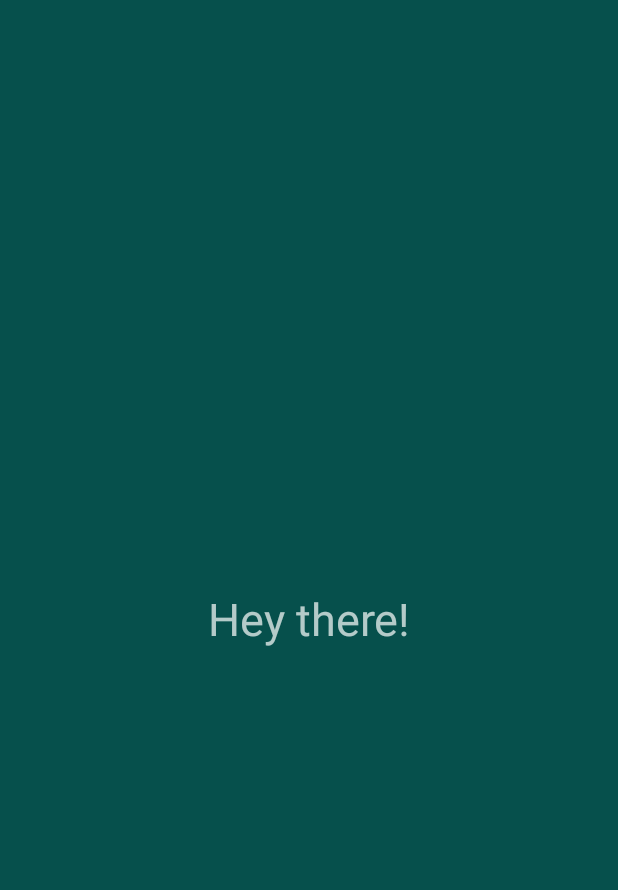
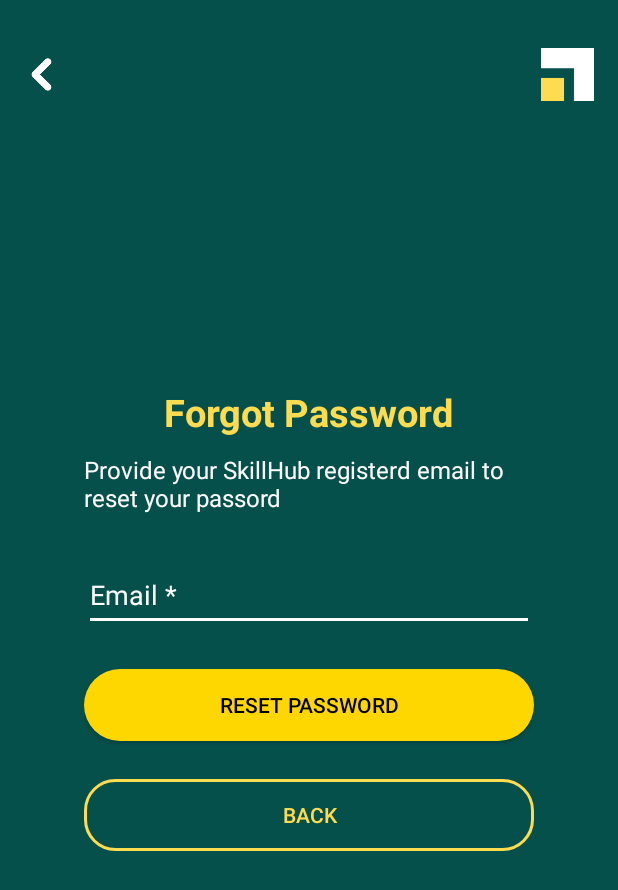
Before and after one commit to pavithrailankoon/skillshub, an Android app: the LoginActivity screen opened directly, with no data from a screen before it, after a tap on "Forgot Password?", on a phone screen of 412 x 824 dp. Shown: the top 890 px of the screen. Run offline under Robolectric (Android 15) with nearby library versions, the phone set to English and light mode, and no system bars; our stand-ins replace Firebase (no records; nobody signed in at launch, a user with empty details on screens opened directly).

Commit message:
Add ForgotPasswordActivity

```diff
--- a/app/src/main/AndroidManifest.xml
+++ b/app/src/main/AndroidManifest.xml
@@ -21,12 +21,16 @@
         android:theme="@style/Theme.Skillshub"
         tools:targetApi="31">
         <activity
+            android:name=".ForgotPasswordActivity"
+            android:exported="true" />
+        <activity
             android:name=".ChooseUserActivity"
             android:exported="true">
-                <intent-filter>
-                    <action android:name="android.intent.action.MAIN" />
-                    <category android:name="android.intent.category.LAUNCHER" />
-                </intent-filter>
+            <intent-filter>
+                <action android:name="android.intent.action.MAIN" />
+
+                <category android:name="android.intent.category.LAUNCHER" />
+            </intent-filter>
         </activity>
         <activity
             android:name=".ClientProfileActivity"
@@ -41,12 +45,8 @@
             android:name=".signupform.RegistrationControlActivity"
             android:exported="false" />
         <activity
-            android:name=".firebaseModel.TestFirebaseActivity"
-            android:exported="false" />
-        <activity
             android:name=".clientHome"
-            android:exported="true">
-        </activity>
+            android:exported="true"></activity>
 
         <provider
             android:name="androidx.core.content.FileProvider"
--- /dev/null
+++ b/app/src/main/java/com/example/skillshub/ForgotPasswordActivity.java
@@ -0,0 +1,93 @@
+package com.example.skillshub;
+
+import android.app.ProgressDialog;
+import android.content.Intent;
+import android.os.Bundle;
+import android.text.TextUtils;
+import android.util.Patterns;
+import android.view.View;
+import android.widget.Button;
+import android.widget.EditText;
+import android.widget.ProgressBar;
+import android.widget.Toast;
+
+import androidx.activity.EdgeToEdge;
+import androidx.annotation.NonNull;
+import androidx.appcompat.app.AppCompatActivity;
+import androidx.core.graphics.Insets;
+import androidx.core.view.ViewCompat;
+import androidx.core.view.WindowInsetsCompat;
+
+import com.example.skillshub.firebaseModel.FirebaseConnection;
+import com.google.android.gms.tasks.OnFailureListener;
+import com.google.android.gms.tasks.OnSuccessListener;
+import com.google.firebase.auth.FirebaseAuth;
+
+public class ForgotPasswordActivity extends AppCompatActivity {
+
+    private Button resetPwdButton, resetBackButton;
+    private EditText editEmail;
+    ProgressDialog progressDialog;
+
+    private FirebaseAuth auth;
+    String strEmail;
+
+    public ForgotPasswordActivity() {
+        this.auth = FirebaseConnection.getAuthInstance();
+    }
+
+    @Override
+    protected void onCreate(Bundle savedInstanceState) {
+        super.onCreate(savedInstanceState);
+        EdgeToEdge.enable(this);
+        setContentView(R.layout.activity_forgot_password);
+
+        progressDialog = new ProgressDialog(this);
+        editEmail = findViewById(R.id.resetpwd_email);
+        resetPwdButton = findViewById(R.id.resetpwd);
+        resetBackButton = findViewById(R.id.resetpwd_back);
+
+        resetPwdButton.setOnClickListener(new View.OnClickListener() {
+            @Override
+            public void onClick(View v) {
+                strEmail = editEmail.getText().toString().trim();
+                if (!TextUtils.isEmpty(strEmail) && Patterns.EMAIL_ADDRESS.matcher(strEmail).matches()){
+                    resetPassword();
+                }else{
+                    editEmail.setError("Enter valid email");
+                }
+            }
+        });
+
+        resetBackButton.setOnClickListener(new View.OnClickListener() {
+            @Override
+            public void onClick(View v) {
+                onBackPressed();
+            }
+        });
+    }
+
+    private void resetPassword(){
+        progressDialog.setTitle("Please Wait..");
+        progressDialog.setMessage("sending reset link...");
+        progressDialog.show();
+
+        auth.sendPasswordResetEmail(strEmail)
+                .addOnSuccessListener(new OnSuccessListener<Void>() {
+                    @Override
+                    public void onSuccess(Void unused) {
+                        Toast.makeText(ForgotPasswordActivity.this, "Reset password link has been sent to your registered email", Toast.LENGTH_LONG).show();
+                        Intent intent = new Intent(ForgotPasswordActivity.this, LoginActivity.class);
+                        finish();
+                }
+                })
+                .addOnFailureListener(new OnFailureListener() {
+                    @Override
+                    public void onFailure(@NonNull Exception e) {
+                        Toast.makeText(ForgotPasswordActivity.this, "Error: " + e.getMessage(), Toast.LENGTH_SHORT).show();
+                        progressDialog.cancel();
+                    }
+                });
+
+    }
+}
--- a/app/src/main/java/com/example/skillshub/LoginActivity.java
+++ b/app/src/main/java/com/example/skillshub/LoginActivity.java
@@ -56,7 +56,7 @@ public class LoginActivity extends AppCompatActivity {
             @Override
             public void onClick(View v) {
                 Toast.makeText(LoginActivity.this, "Forgot Password clicked", Toast.LENGTH_SHORT).show();
-                Intent intent = new Intent(LoginActivity.this, Home.class);
+                Intent intent = new Intent(LoginActivity.this, ForgotPasswordActivity.class);
                 startActivity(intent);
             }
         });
--- /dev/null
+++ b/app/src/main/res/drawable/button_yellow_outline.xml
@@ -0,0 +1,11 @@
+<?xml version="1.0" encoding="utf-8"?>
+<selector xmlns:android="http://schemas.android.com/apk/res/android">
+    <item>
+        <shape android:shape="rectangle">
+            <corners android:radius="20dp"/>
+            <stroke
+                android:width="2dp"
+                android:color="@color/yellow" />
+        </shape>
+    </item>
+</selector>
--- /dev/null
+++ b/app/src/main/res/layout/activity_forgot_password.xml
@@ -0,0 +1,81 @@
+<?xml version="1.0" encoding="utf-8"?>
+<androidx.constraintlayout.widget.ConstraintLayout xmlns:android="http://schemas.android.com/apk/res/android"
+    xmlns:app="http://schemas.android.com/apk/res-auto"
+    xmlns:tools="http://schemas.android.com/tools"
+    android:id="@+id/main"
+    android:layout_width="match_parent"
+    android:layout_height="match_parent"
+    android:background="@color/background_green"
+    tools:context=".ForgotPasswordActivity">
+
+    <include
+        android:id="@+id/appbar_resetPwd"
+        layout="@layout/appbar_signup"
+        android:layout_width="0dp"
+        android:layout_height="wrap_content"
+        app:layout_constraintTop_toTopOf="parent"
+        app:layout_constraintStart_toStartOf="parent"
+        app:layout_constraintEnd_toEndOf="parent" />
+
+    <LinearLayout
+        android:layout_width="300dp"
+        android:layout_height="wrap_content"
+        android:gravity="center_horizontal"
+        android:orientation="vertical"
+        app:layout_constraintBottom_toBottomOf="parent"
+        app:layout_constraintEnd_toEndOf="parent"
+        app:layout_constraintStart_toStartOf="parent"
+        app:layout_constraintTop_toTopOf="parent">
+
+        <TextView
+            android:layout_width="wrap_content"
+            android:layout_height="wrap_content"
+            android:text="Forgot Password"
+            android:textColor="@color/yellow"
+            android:textSize="25sp"
+            android:textStyle="bold" />
+
+        <TextView
+            android:layout_width="wrap_content"
+            android:layout_height="wrap_content"
+            android:layout_marginTop="10dp"
+            android:text="Provide your SkillHub registerd email to reset your passord"
+            android:textColor="@color/white"
+            android:textSize="16sp" />
+
+        <EditText
+            android:id="@+id/resetpwd_email"
+            android:layout_width="match_parent"
+            android:layout_height="48dp"
+            android:layout_marginTop="30dp"
+            android:layout_marginBottom="25dp"
+            android:layout_weight="1"
+            android:backgroundTint="@color/white"
+            android:ems="10"
+            android:hint="Email *"
+            android:inputType="textEmailAddress"
+            android:textColor="@color/white"
+            android:textColorHint="@color/white" />
+
+        <Button
+            android:id="@+id/resetpwd"
+            android:layout_width="match_parent"
+            android:layout_height="wrap_content"
+            android:layout_weight="1"
+            android:layout_marginBottom="25dp"
+            android:background="@drawable/yellow_button_background"
+            android:text="RESET password"
+            android:textColor="@color/black" />
+
+        <Button
+            android:id="@+id/resetpwd_back"
+            android:layout_width="match_parent"
+            android:layout_height="wrap_content"
+            android:textColor="@color/yellow"
+            android:background="@drawable/button_yellow_outline"
+            android:text="BACK" />
+
+    </LinearLayout>
+
+
+</androidx.constraintlayout.widget.ConstraintLayout>
```
